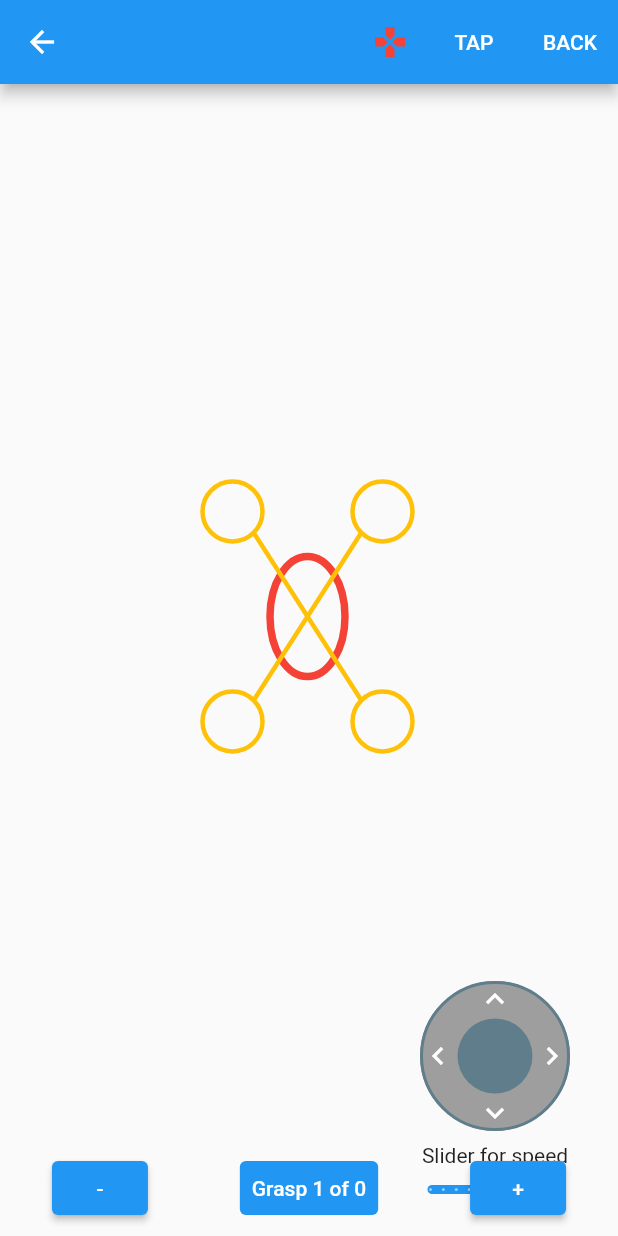
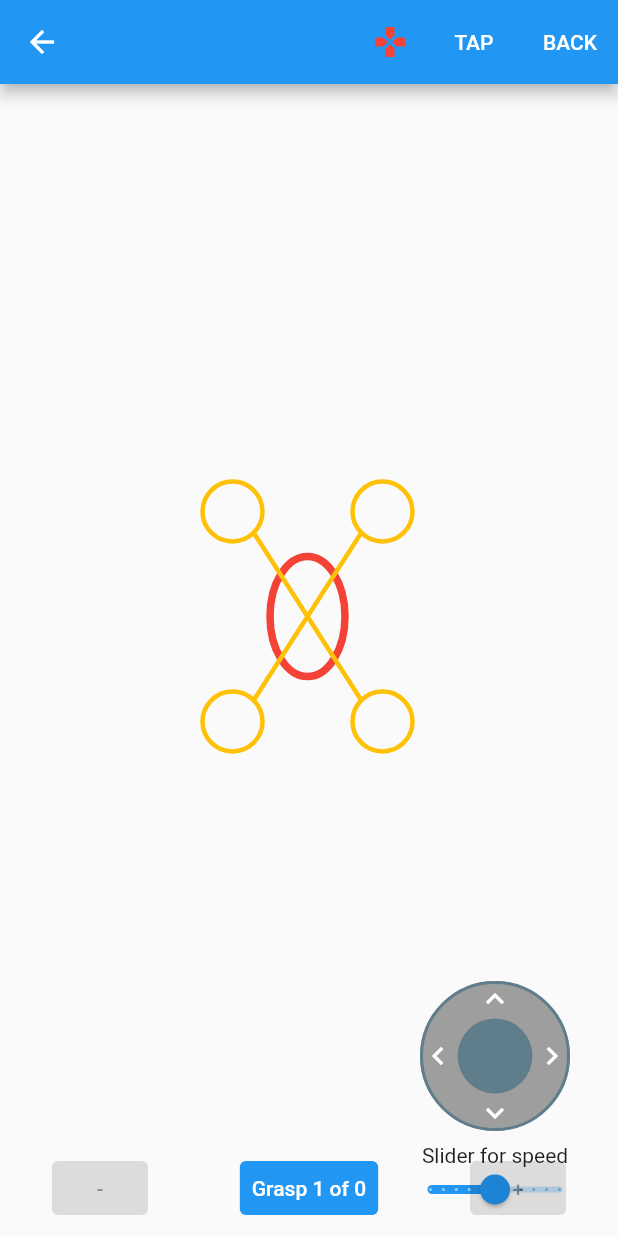
Before and after one commit to lectary/ClimbingAlien, a Flutter app: the RouteEditorScreen screen opened directly with empty values, after a tap on "Done", on a phone screen of 412 x 824 dp. Run offline on Flutter 3.47's test engine with Material 2 defaults, Android fonts, the phone set to English and light mode, and no system bars; our stand-ins replace camera, floor, fluttertoast, image_picker, sqflite; accounts and stored records are empty; generated files the repository leaves out were written again.

Commit message:
Rework of interaction between editor screen and viewmodel

```diff
--- a/lib/views/route_editor/route_editor_screen.dart
+++ b/lib/views/route_editor/route_editor_screen.dart
@@ -1,5 +1,4 @@
 import 'package:climbing_alien/data/climbing_repository.dart';
-import 'package:climbing_alien/data/entity/grasp.dart';
 import 'package:climbing_alien/data/entity/route.dart';
 import 'package:climbing_alien/data/entity/wall.dart';
 import 'package:climbing_alien/viewmodels/climax_viewmodel.dart';
@@ -19,62 +18,60 @@ class RouteEditorScreen extends StatelessWidget {
 
   @override
   Widget build(BuildContext context) {
+    final size = MediaQuery.of(context).size;
     return ChangeNotifierProvider(
       create: (context) => ClimaxViewModel(),
       child: ChangeNotifierProvider(
+        /// Init viewModel for routeEditor
         create: (context) => RouteEditorViewModel(
+            routeId: route.id,
+            size: size,
             climbingRepository: Provider.of<ClimbingRepository>(context, listen: false),
             climaxViewModel: Provider.of<ClimaxViewModel>(context, listen: false)),
-        child: Consumer<RouteEditorViewModel>(
-          builder: (context, routeEditorModel, child) {
-            // final currentGrasp = context.select((RouteViewModel model) => model.currentGrasp);
-            // climaxModel.setupByGrasp(currentGrasp);
+        child: Builder(
+          builder: (context) {
+            /// Get models for childs - TODO Can be collapsed!
             final climaxModel = Provider.of<ClimaxViewModel>(context, listen: false);
+            final routeEditorModel = Provider.of<RouteEditorViewModel>(context, listen: false);
+            return Builder(builder: (context) {
+              /// Build based on viewModel state, i.e. initialization is done
+              final state = context.select((RouteEditorViewModel model) => model.state);
+              if (state == ModelState.LOADING) {
+                // Scaffold with loading indicators
                 return Scaffold(
                   appBar: AppBar(
                     actions: [
-                  !routeEditorModel.initMode
+                      Padding(
+                        padding: const EdgeInsets.only(right: 32.0),
+                        child: Center(
+                            child: Container(
+                                height: 24,
+                                width: 24,
+                                child: CircularProgressIndicator(backgroundColor: Colors.white))),
+                      )
+                    ],
+                  ),
+                  body: Center(child: CircularProgressIndicator()),
+                );
+              } else {
+                final initMode = context.select((RouteEditorViewModel model) => model.initMode);
+                final joystickOn = context.select((RouteEditorViewModel model) => model.joystickOn);
+                return Scaffold(
+                  appBar: AppBar(
+                    actions: [
+                      !initMode
                           ? IconButton(
                               icon: Icon(Icons.gamepad),
-                          color: routeEditorModel.joystickOn ? Colors.red : Colors.white,
-                          onPressed: () => routeEditorModel.joystickOn = !routeEditorModel.joystickOn)
+                              color: joystickOn ? Colors.red : Colors.white,
+                              onPressed: () => routeEditorModel.joystickOn = !joystickOn)
                           : Container(),
                       Builder(builder: (context) {
                         final tapOn = context.select((ClimaxViewModel model) => model.tapOn);
-                    return !routeEditorModel.initMode ? _buildOptionHeader(context, tapOn) : Container();
+                        return !initMode ? _buildOptionHeader(context, tapOn) : Container();
                       }),
-                  // IconButton(
-                  //     icon: Icon(Icons.delete),
-                  //     onPressed: () {
-                  //       // routeModel.deleteCurrentGrasp();
-                  //     }),
                     ],
-                // flexibleSpace: HeaderControl(
-                //   "Route Editor",
-                //   nextSelectionCallback: climaxModel.selectNextLimb,
-                //   resetCallback: () => climaxModel.resetClimax(position: screenCenter),
-                // ),
                   ),
-              body: StreamBuilder<List<Grasp>>(
-                  stream: routeEditorModel.getGraspStreamByRouteId(route.id),
-                  builder: (context, snapshot) {
-                    if (snapshot.hasData) {
-                      final graspList = snapshot.data;
-                      final initMode = context.select((RouteEditorViewModel model) => model.initMode);
-
-                      /// If initMode and graspList is empty, reset climax to default position
-                      if (initMode && graspList.isEmpty) {
-                        final size = MediaQuery.of(context).size;
-                        WidgetsBinding.instance.addPostFrameCallback((_) {
-                          // return routeEditorModel.resetClimax(size);
-                          climaxModel.resetClimax();
-                          Offset screenCenter = Offset(size.width / 2.0, size.height / 2.0 - kToolbarHeight);
-                          climaxModel.updateClimaxPosition(screenCenter);
-                        });
-                      }
-                      if (graspList.isNotEmpty) {
-                        climaxModel.setupByGrasp(graspList[routeEditorModel.step-1]);
-                      }
+                  body: Builder(builder: (context) {
                     final joystickOn = context.select((RouteEditorViewModel model) => model.joystickOn);
                     return Column(
                       children: [
@@ -84,70 +81,61 @@ class RouteEditorScreen extends StatelessWidget {
                             children: [
                               RouteEditor(wall, route, key: UniqueKey()),
                               initMode ? _buildInitModeBar(context) : Container(),
-                                (!initMode && joystickOn) ? _buildJoystick(routeEditorModel.climaxViewModel) : Container(),
-                                !initMode
-                                    ? Positioned(
+                              (!initMode && joystickOn)
+                                  ? _buildJoystick(routeEditorModel.climaxViewModel)
+                                  : Container(),
+                              Builder(builder: (context) {
+                                final step = context.select((RouteEditorViewModel model) => model.step);
+                                return !initMode ? _buildBottomBar(context, routeEditorModel, step) : Container();
+                              })
+                            ],
+                          ),
+                        ),
+                      ],
+                    );
+                  }),
+                );
+              }
+            });
+          },
+        ),
+      ),
+    );
+  }
+
+  Widget _buildBottomBar(BuildContext context, RouteEditorViewModel routeEditorModel, int step) {
+    return Positioned(
         left: 0,
         right: 0,
         bottom: 0,
         child: ButtonBar(
           alignment: MainAxisAlignment.spaceAround,
           children: [
-                                            ElevatedButton(child: Text("-"), onPressed: () {}
-                                                // (routeModel.step - 1 > 0)
-                                                //     ? () => setState(() {
-                                                //   routeModel.previousGrasp(climaxModel);
-                                                //         })
-                                                //     : null,
+            ElevatedButton(
+              child: Text("-"),
+              onPressed: (step > 1)
+                  ? () {
+                      routeEditorModel.previousGrasp();
+                    }
+                  : null,
             ),
             TextButton(
               style: TextButton.styleFrom(
                 backgroundColor: Theme.of(context).colorScheme.primary,
               ),
               onPressed: () {},
-                                              child: Text('Grasp ${routeEditorModel.step} of ${graspList.length}',
+              child: Text('Grasp $step of ${routeEditorModel.graspList.length}',
                   style: TextStyle(color: Theme.of(context).colorScheme.onPrimary)),
             ),
             ElevatedButton(
                 child: Text("+"),
-                                                onPressed:
-                                                    // (step > graspList.length)
-                                                    //     ? null
-                                                    //     :
-                                                    () {
-                                                  Grasp newGrasp = climaxModel.getCurrentPosition();
-                                                  newGrasp.order = routeEditorModel.step;
-                                                  newGrasp.routeId = route.id;
-                                                  routeEditorModel.insertGrasp(newGrasp);
-
-                                                  // if (newGrasp != routeModel.currentGrasp) {
-                                                  //   print('Saving new grasp');
-                                                  // }
-                                                  // setState(() {
-                                                  //   // if (_graspList.length - 1 <= index) {
-                                                  //   //   index++;
-                                                  //   // } else {
-                                                  //   routeModel.nextGrasp(climaxModel);
-                                                  //   // }
-                                                  // });
+                onPressed: (step > routeEditorModel.graspList.length)
+                    ? null
+                    : () {
+                        routeEditorModel.nextGrasp();
                       })
           ],
-                                        ))
-                                    : Container()
-                              ],
-                            ),
-                          ),
-                        ],
-                      );
-                    } else {
-                      return Center(child: CircularProgressIndicator());
-                    }
-                  }),
-            );
-          },
-        ),
-      ),
-    );
+        ));
   }
 
   Widget _buildInitModeBar(
--- a/lib/views/route_editor/route_editor_viewmodel.dart
+++ b/lib/views/route_editor/route_editor_viewmodel.dart
@@ -3,23 +3,66 @@ import 'package:climbing_alien/data/entity/grasp.dart';
 import 'package:climbing_alien/viewmodels/climax_viewmodel.dart';
 import 'package:flutter/material.dart';
 
-enum State {
-  IDLE, LOADING
+enum ModelState {
+  IDLE,
+  LOADING
 }
 
 class RouteEditorViewModel extends ChangeNotifier {
   final ClimbingRepository _climbingRepository;
   final ClimaxViewModel climaxViewModel;
+  final int routeId;
+  final Size size;
 
-  State state = State.IDLE;
+  ModelState _state = ModelState.LOADING;
 
-  RouteEditorViewModel({@required ClimbingRepository climbingRepository, @required this.climaxViewModel})
+  ModelState get state => _state;
+
+  set state(ModelState state) {
+    _state = state;
+    notifyListeners();
+  }
+
+  RouteEditorViewModel(
+      {@required this.routeId, @required this.size, @required ClimbingRepository climbingRepository, @required this.climaxViewModel})
       : assert(climbingRepository != null && climaxViewModel != null),
         _climbingRepository = climbingRepository {
-   initClimax();
+    print('RouteEditorViewModel created');
+    _startWatchingGrasps(routeId);
   }
 
-  Stream<List<Grasp>> getGraspStreamByRouteId(int routeId) => _climbingRepository.watchAllGraspsByRouteId(routeId);
+  void _startWatchingGrasps(int routeId) async {
+    state = ModelState.LOADING;
+
+    await _climbingRepository.findAllGraspsByRouteId(routeId).then((event) {
+      _graspList = List.from(event);
+      if (_graspList.isNotEmpty && initMode) {
+        _initMode = false;
+      }
+      if (initMode) {
+        resetClimax(size);
+      } else {
+        climaxViewModel.setupByGrasp(graspList[step-1]);
+      }
+    });
+    // TODO remove - for test purpose only
+    await Future.delayed(Duration(seconds: 1));
+    // Keep watching db stream of grasps
+    _climbingRepository.watchAllGraspsByRouteId(routeId).listen(_graspListener);
+
+    state = ModelState.IDLE;
+  }
+
+  void _graspListener(List<Grasp> _graspList) {
+    graspList = List.from(_graspList);
+  }
+
+  List<Grasp> _graspList = [];
+  List<Grasp> get graspList => _graspList;
+  set graspList(List<Grasp> graspList) {
+    _graspList = graspList;
+    notifyListeners();
+  }
 
   /// Init mode allows transforming only the background image independently from climax.
   /// Normally, climax and background are transformed together.
@@ -40,43 +83,46 @@ class RouteEditorViewModel extends ChangeNotifier {
   }
 
   /// Represents the current grasp to edit/display.
-  int step = 1;
-
-  initClimax() {
-    print('RouteEditorViewModel created');
+  int _step = 1;
+  int get step => _step;
+  set step(int step) {
+    _step = step;
+    notifyListeners();
   }
 
-  // resetClimax(Size size) {
-  //   climaxViewModel.resetClimax();
-  //   Offset screenCenter = Offset(size.width / 2.0, size.height / 2.0 - kToolbarHeight);
-  //   climaxViewModel.updateClimaxPosition(screenCenter);
-  // }
+  resetClimax(Size size) {
+    climaxViewModel.resetClimax();
+    Offset screenCenter = Offset(size.width / 2.0, size.height / 2.0 - kToolbarHeight);
+    climaxViewModel.updateClimaxPosition(screenCenter);
+  }
 
-  //
-  // List<Grasp> graspList = List.empty();
-  //
-  // Grasp _currentGrasp;
-  // Grasp get currentGrasp => _currentGrasp;
-  // set currentGrasp(Grasp currentGrasp) {
-  //   _currentGrasp = currentGrasp;
-  //   notifyListeners();
-  // }
-  //
-  // previousGrasp(ClimaxViewModel model) {
-  //   currentGrasp = graspList[--step-1];
-  //   model.setupByGrasp(currentGrasp);
-  // }
-  //
-  // nextGrasp(ClimaxViewModel model) {
-  //   currentGrasp = graspList[++step-1];
-  //   model.setupByGrasp(currentGrasp);
-  // }
-  //
-  //
+
+  previousGrasp() {
+    --step;
+    final currentGrasp = graspList[step-1];
+    climaxViewModel.setupByGrasp(currentGrasp);
+  }
+
+  nextGrasp() {
+    ++step;
+    if (step > graspList.length) {
+      print('Saving new grasp');
+    } else {
+      final currentGrasp = graspList[step-1];
+      climaxViewModel.setupByGrasp(currentGrasp);
+    }
+  }
+
+  _saveGrasp() {
+    Grasp newGrasp = climaxViewModel.getCurrentPosition();
+    newGrasp.order = step;
+    newGrasp.routeId = routeId;
+  }
+
   Future<void> insertGrasp(Grasp grasp) {
     return _climbingRepository.insertGrasp(grasp);
   }
-  //
+
 // Future<void> updateGrasp(Grasp grasp) {
 //   step--;
 //   return _climbingRepository.updateGrasp(grasp);
```
Lines whose indentation alone changed are shown as unchanged.
